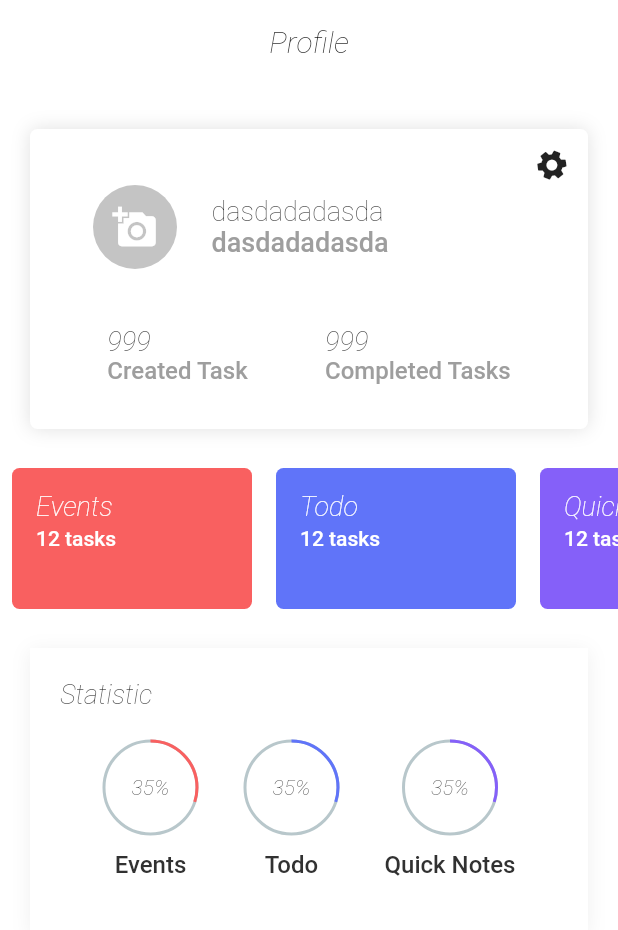
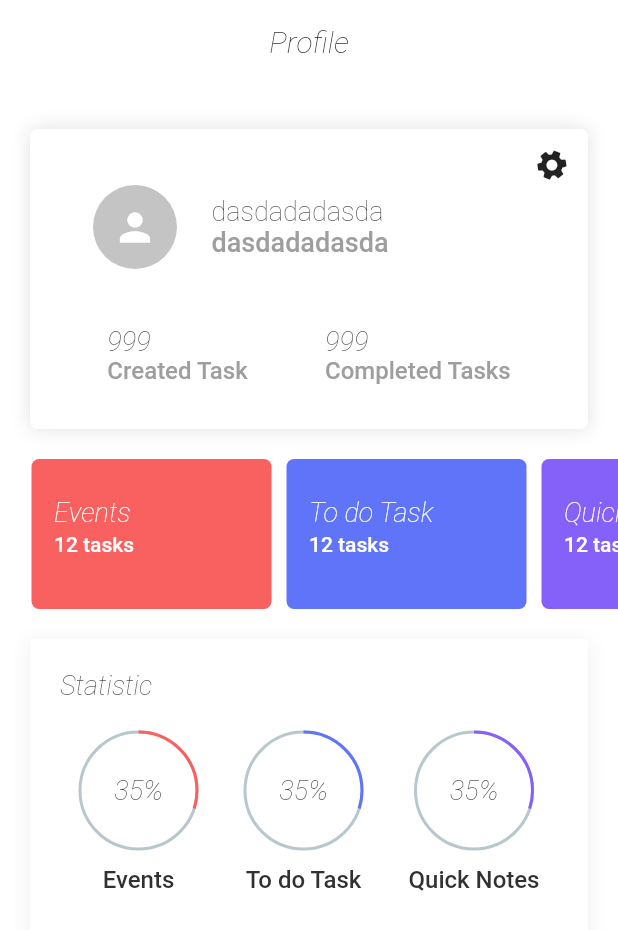
Before and after one commit to storm265/tasker, a Flutter app: the screen it shows after launch, on a phone screen of 412 x 824 dp. Shown: the top 930 px of the screen. Run offline on Flutter 3.47's test engine with Material 2 defaults, Android fonts, the light colour scheme and no system bars; drawn by our look-alikes of cached_network_image, percent_indicator; our stand-ins replace connectivity_plus, dio, file_picker, flutter_dotenv, flutter_secure_storage, flutter_slidable and 3 more; missing offline and left inert: http_proxy; network calls fail.

Commit message:
3.7.9_v3_profile_refactor

```diff
--- a/lib/presentation/controller/image_picker_controller.dart
+++ b/lib/presentation/controller/image_picker_controller.dart
@@ -59,7 +59,7 @@ class ImageController extends ChangeNotifier {
         result.files.clear();
         pickedFile.notifyListeners();
         throw MessageService.displaySnackbar(
-          message: 'Wrong image, supported formats: .jpeg, .png.',
+          message: 'Wrong image, supported formats: .jpeg, .jpg, .png.',
           context: context,
         );
       } else {
--- a/lib/presentation/controller/user_controller.dart
+++ b/lib/presentation/controller/user_controller.dart
@@ -7,6 +7,18 @@ class UserController {
   final UserProfileRepositoryImpl _userProfileRepository;
   UserController({required UserProfileRepositoryImpl userProfileRepository})
       : _userProfileRepository = userProfileRepository;
+
+  StatsModel stats = StatsModel(
+    createdTasks: 0,
+    completedTasks: 0,
+    events: 'events',
+    quickNotes: 'quickNotes',
+    todo: 'todo',
+  );
+
+  Future<void> fetchStats() async {
+    stats = await fetchUserStatistics();
+  }
 
   Future<UserProfileModel> fetchCurrentUser({
     required String id,
--- a/lib/presentation/pages/menu_pages/profile/constants/stats_contstants.dart
+++ b/lib/presentation/pages/menu_pages/profile/constants/stats_contstants.dart
@@ -4,7 +4,7 @@ import 'package:todo2/services/theme_service/theme_data_controller.dart';
 
 const List<String> labels = [
   'Events',
-  'Todo',
+  'To do Task',
   'Quick Notes',
 ];
 final List<Color> statsColors = [
--- a/lib/presentation/pages/menu_pages/profile/profile_page.dart
+++ b/lib/presentation/pages/menu_pages/profile/profile_page.dart
@@ -34,21 +34,10 @@ class _ProfilePageState extends State<ProfilePage> {
       ),
     ),
   );
-  StatsModel stats = StatsModel(
-    createdTasks: 0,
-    completedTasks: 0,
-    events: 'events',
-    quickNotes: 'quickNotes',
-    todo: 'todo',
-  );
-
-  Future<void> getData() async {
-    stats = await userController.fetchUserStatistics();
-  }
 
   @override
   void initState() {
-    // getData();
+    userController.fetchStats();
     super.initState();
   }
 
@@ -67,6 +56,7 @@ class _ProfilePageState extends State<ProfilePage> {
       title: 'Profile',
       isRedAppBar: false,
       child: Wrap(
+        spacing: 10,
         children: [
           Padding(
             padding: const EdgeInsets.symmetric(
@@ -82,28 +72,12 @@ class _ProfilePageState extends State<ProfilePage> {
               createdTask: 999,
             ),
           ),
-
           Column(
             children: [
-              TaskListWidget(model: stats),
-              StatsWidget(statsModel: stats),
+              TaskListWidget(model: userController.stats),
+              StatsWidget(statsModel: userController.stats),
             ],
           )
-          // FutureBuilder<List<ProjectModel>>(
-          //   initialData: const [],
-          //   // future: inheritedProfile.profileController.
-
-          //   builder: (_, AsyncSnapshot<List<ProjectModel>> snapshot) {
-          //     return snapshot.hasData
-          //         ? Column(
-          //             children: [
-          //                TaskListWidget(snapshot: snapshot),
-          //               // StatsWidget(projectList: snapshot),
-          //             ],
-          //           )
-          //         : const SizedBox();
-          //   },
-          // ),
         ],
       ),
     );
--- a/lib/presentation/pages/menu_pages/profile/widgets/panel_widgets/cached_avatar_widget.dart
+++ b/lib/presentation/pages/menu_pages/profile/widgets/panel_widgets/cached_avatar_widget.dart
@@ -19,8 +19,6 @@ class CachedAvatarWidget extends StatelessWidget {
 
   @override
   Widget build(BuildContext context) {
-    log('CachedAvatarWidget :$imageUrl');
-    log('CachedAvatarWidget :$imageHeader');
     return SizedBox(
       width: radius,
       height: radius,
@@ -30,7 +28,7 @@ class CachedAvatarWidget extends StatelessWidget {
         maxWidthDiskCache: 300,
         maxHeightDiskCache: 300,
         progressIndicatorBuilder: (context, url, progress) =>
-            const ProgressIndicatorWidget(),
+            ProgressIndicatorWidget(text: '${progress.progress}%'),
         imageBuilder: (_, imageProvider) => CircleAvatar(
           radius: 10,
           backgroundImage: imageProvider,
--- a/lib/presentation/pages/menu_pages/profile/widgets/stats_widget/stats_widget.dart
+++ b/lib/presentation/pages/menu_pages/profile/widgets/stats_widget/stats_widget.dart
@@ -1,31 +1,19 @@
 import 'package:flutter/material.dart';
 import 'package:percent_indicator/circular_percent_indicator.dart';
-import 'package:todo2/database/data_source/user_data_source.dart';
 import 'package:todo2/database/model/profile_models/stats_model.dart';
-import 'package:todo2/database/model/project_models/projects_model.dart';
-import 'package:todo2/database/repository/user_repository.dart';
-import 'package:todo2/presentation/controller/user_controller.dart';
 import 'package:todo2/presentation/pages/menu_pages/profile/constants/stats_contstants.dart';
 import 'package:todo2/presentation/pages/menu_pages/profile/constants/stats_padding_constants.dart';
-import 'package:todo2/presentation/widgets/common/colors.dart';
-import 'package:todo2/presentation/widgets/common/disabled_scroll_glow_widget.dart';
-import 'package:todo2/presentation/widgets/common/progress_indicator_widget.dart';
-import 'package:todo2/services/extensions/remove_last_element.dart';
 
 class StatsWidget extends StatelessWidget {
+  final StatsModel statsModel;
+
   const StatsWidget({
     Key? key,
     required this.statsModel,
   }) : super(key: key);
-  final StatsModel statsModel;
 
   @override
   Widget build(BuildContext context) {
-    final List<String> stats = [
-      statsModel.events,
-      statsModel.todo,
-      statsModel.quickNotes,
-    ];
     return Padding(
       padding: const EdgeInsets.symmetric(
         horizontal: horizontal,
@@ -42,9 +30,7 @@ class StatsWidget extends StatelessWidget {
           ],
           color: const Color(0xFFFFFFFF),
         ),
-        height: 190,
-        child: DisabledGlowWidget(
-          child: SingleChildScrollView(
+        height: 210,
         child: Column(
           children: [
             const Align(
@@ -55,7 +41,7 @@ class StatsWidget extends StatelessWidget {
                   'Statistic',
                   style: TextStyle(
                     fontSize: 18,
-                        fontWeight: FontWeight.w300,
+                    fontWeight: FontWeight.w200,
                     fontStyle: FontStyle.italic,
                   ),
                 ),
@@ -76,7 +62,7 @@ class StatsWidget extends StatelessWidget {
                         mainAxisSize: MainAxisSize.min,
                         children: [
                           CircularPercentIndicator(
-                                  radius: 32.0,
+                            radius: 40.0,
                             lineWidth: 2.0,
                             percent: 0.3,
                             // percent: double.parse(
@@ -88,6 +74,7 @@ class StatsWidget extends StatelessWidget {
                                 style: TextStyle(
                                   fontWeight: FontWeight.w200,
                                   fontStyle: FontStyle.italic,
+                                  fontSize: 18,
                                 ),
                               ),
                             ),
@@ -108,10 +95,9 @@ class StatsWidget extends StatelessWidget {
                     );
                   },
                 ),
-                    )),
-              ],
               ),
             ),
+          ],
         ),
       ),
     );
--- a/lib/presentation/widgets/common/add_photo_widget.dart
+++ b/lib/presentation/widgets/common/add_photo_widget.dart
@@ -2,7 +2,7 @@ import 'package:flutter/material.dart';
 
 const addPhotoWidget = Center(
   child: Icon(
-    Icons.add_a_photo,
+    Icons.person,
     color: Colors.white,
     size: 30,
   ),
```
Also changed, not shown: lib/presentation/pages/menu_pages/profile/widgets/task_list_widgets/task_list_widget.dart (+12 -63 lines). Lines whose indentation alone changed are shown as unchanged.
